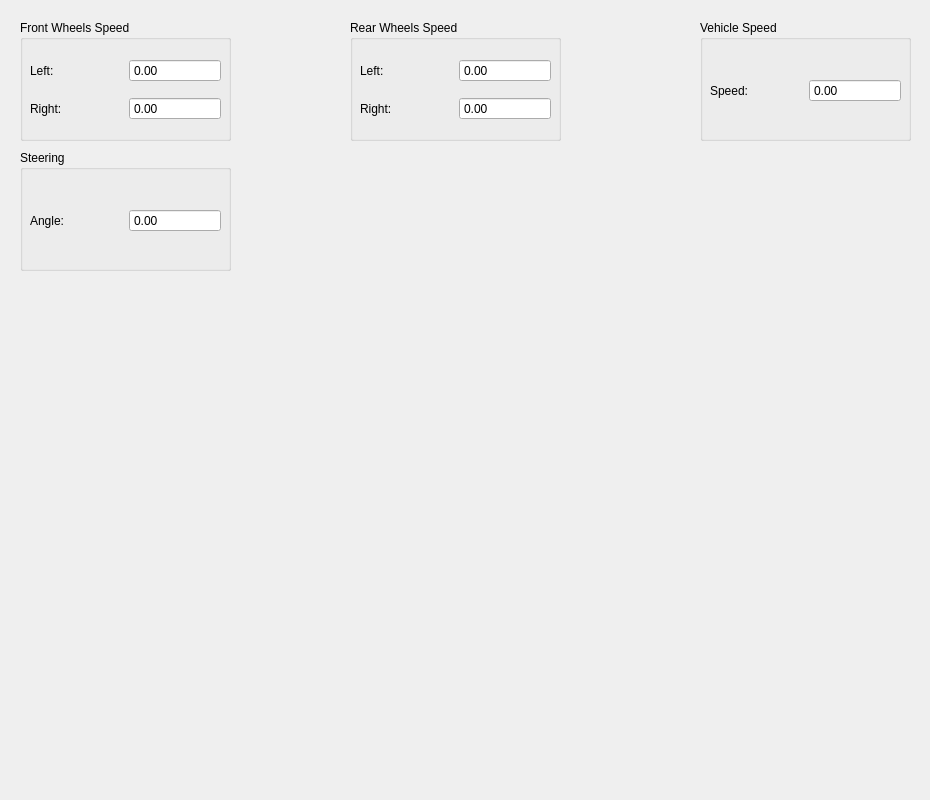
This is src/lib/visualization/KnownMessagesTab.ui in jmaye/libcan-prius as Qt 5 draws it before an edit. The edited form follows.
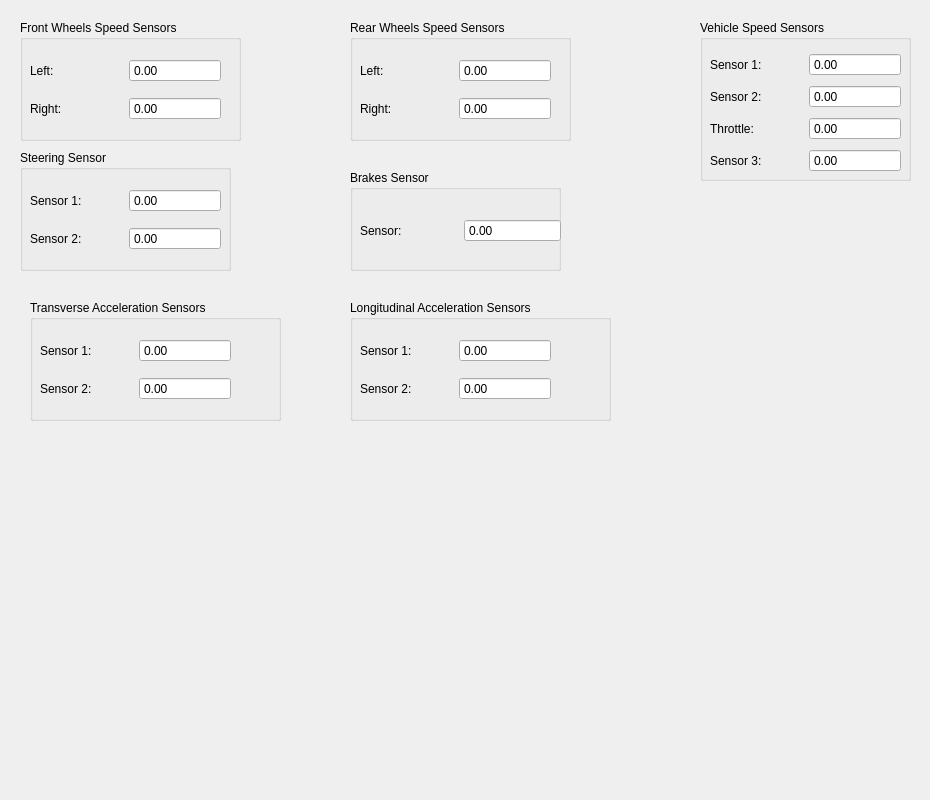
This is the edited form.

```diff
--- a/src/lib/visualization/KnownMessagesTab.ui
+++ b/src/lib/visualization/KnownMessagesTab.ui
@@ -24,12 +24,12 @@
     <rect>
      <x>20</x>
      <y>20</y>
-     <width>211</width>
+     <width>221</width>
      <height>121</height>
     </rect>
    </property>
    <property name="title">
-    <string>Front Wheels Speed</string>
+    <string>Front Wheels Speed Sensors</string>
    </property>
    <widget class="QWidget" name="horizontalLayoutWidget">
     <property name="geometry">
@@ -86,12 +86,12 @@
     <rect>
      <x>350</x>
      <y>20</y>
-     <width>211</width>
+     <width>221</width>
      <height>121</height>
     </rect>
    </property>
    <property name="title">
-    <string>Rear Wheels Speed</string>
+    <string>Rear Wheels Speed Sensors</string>
    </property>
    <widget class="QWidget" name="horizontalLayoutWidget_2">
     <property name="geometry">
@@ -149,11 +149,11 @@
      <x>700</x>
      <y>20</y>
      <width>211</width>
-     <height>121</height>
+     <height>161</height>
     </rect>
    </property>
    <property name="title">
-    <string>Vehicle Speed</string>
+    <string>Vehicle Speed Sensors</string>
    </property>
    <widget class="QWidget" name="horizontalLayoutWidget_4">
     <property name="geometry">
@@ -161,14 +161,14 @@
       <x>10</x>
       <y>30</y>
       <width>191</width>
-      <height>81</height>
+      <height>128</height>
      </rect>
     </property>
     <layout class="QGridLayout" name="vsLayout">
      <item row="1" column="0">
       <widget class="QLabel" name="vsLabel">
        <property name="text">
-        <string>Speed:</string>
+        <string>Sensor 1:</string>
        </property>
       </widget>
      </item>
@@ -182,6 +182,81 @@
        </property>
        <property name="buttonSymbols">
         <enum>QAbstractSpinBox::NoButtons</enum>
+       </property>
+       <property name="minimum">
+        <double>-1000000.000000000000000</double>
+       </property>
+       <property name="maximum">
+        <double>1000000.000000000000000</double>
+       </property>
+      </widget>
+     </item>
+     <item row="2" column="0">
+      <widget class="QLabel" name="vsLabel2">
+       <property name="text">
+        <string>Sensor 2:</string>
+       </property>
+      </widget>
+     </item>
+     <item row="2" column="1">
+      <widget class="QDoubleSpinBox" name="vsSpinBox2">
+       <property name="readOnly">
+        <bool>true</bool>
+       </property>
+       <property name="buttonSymbols">
+        <enum>QAbstractSpinBox::NoButtons</enum>
+       </property>
+       <property name="minimum">
+        <double>-1000000.000000000000000</double>
+       </property>
+       <property name="maximum">
+        <double>1000000.000000000000000</double>
+       </property>
+      </widget>
+     </item>
+     <item row="3" column="0">
+      <widget class="QLabel" name="vsLabel3">
+       <property name="text">
+        <string>Throttle:</string>
+       </property>
+      </widget>
+     </item>
+     <item row="3" column="1">
+      <widget class="QDoubleSpinBox" name="vsSpinBox3">
+       <property name="readOnly">
+        <bool>true</bool>
+       </property>
+       <property name="buttonSymbols">
+        <enum>QAbstractSpinBox::NoButtons</enum>
+       </property>
+       <property name="minimum">
+        <double>-1000000.000000000000000</double>
+       </property>
+       <property name="maximum">
+        <double>1000000.000000000000000</double>
+       </property>
+      </widget>
+     </item>
+     <item row="4" column="0">
+      <widget class="QLabel" name="vsLabel4">
+       <property name="text">
+        <string>Sensor 3:</string>
+       </property>
+      </widget>
+     </item>
+     <item row="4" column="1">
+      <widget class="QDoubleSpinBox" name="vsSpinBox4">
+       <property name="readOnly">
+        <bool>true</bool>
+       </property>
+       <property name="buttonSymbols">
+        <enum>QAbstractSpinBox::NoButtons</enum>
+       </property>
+       <property name="minimum">
+        <double>-1000000.000000000000000</double>
+       </property>
+       <property name="maximum">
+        <double>1000000.000000000000000</double>
        </property>
       </widget>
      </item>
@@ -198,7 +273,7 @@
     </rect>
    </property>
    <property name="title">
-    <string>Steering</string>
+    <string>Steering Sensor</string>
    </property>
    <widget class="QWidget" name="horizontalLayoutWidget_5">
     <property name="geometry">
@@ -213,7 +288,7 @@
      <item row="1" column="0">
       <widget class="QLabel" name="stLabel">
        <property name="text">
-        <string>Angle:</string>
+        <string>Sensor 1:</string>
        </property>
       </widget>
      </item>
@@ -228,16 +303,239 @@
        <property name="buttonSymbols">
         <enum>QAbstractSpinBox::NoButtons</enum>
        </property>
+       <property name="minimum">
+        <double>-1000000.000000000000000</double>
+       </property>
+       <property name="maximum">
+        <double>1000000.000000000000000</double>
+       </property>
       </widget>
      </item>
+     <item row="2" column="0">
+      <widget class="QLabel" name="stLabel2">
+       <property name="text">
+        <string>Sensor 2:</string>
+       </property>
+      </widget>
+     </item>
+     <item row="2" column="1">
+      <widget class="QDoubleSpinBox" name="stSpinBox2">
+       <property name="readOnly">
+        <bool>true</bool>
+       </property>
+       <property name="buttonSymbols">
+        <enum>QAbstractSpinBox::NoButtons</enum>
+       </property>
+       <property name="minimum">
+        <double>-1000000.000000000000000</double>
+       </property>
+       <property name="maximum">
+        <double>1000000.000000000000000</double>
+       </property>
+      </widget>
+     </item>
     </layout>
    </widget>
   </widget>
-  <zorder>fwsGroup</zorder>
-  <zorder>rwsGroup</zorder>
-  <zorder>vsGroup</zorder>
-  <zorder>stGroup</zorder>
-  <zorder>stSpinBox</zorder>
+  <widget class="QGroupBox" name="bGroup">
+   <property name="geometry">
+    <rect>
+     <x>350</x>
+     <y>170</y>
+     <width>211</width>
+     <height>101</height>
+    </rect>
+   </property>
+   <property name="title">
+    <string>Brakes Sensor</string>
+   </property>
+   <widget class="QWidget" name="horizontalLayoutWidget_6">
+    <property name="geometry">
+     <rect>
+      <x>10</x>
+      <y>30</y>
+      <width>201</width>
+      <height>61</height>
+     </rect>
+    </property>
+    <layout class="QGridLayout" name="bLayout">
+     <item row="1" column="1">
+      <widget class="QDoubleSpinBox" name="bSpinBox">
+       <property name="enabled">
+        <bool>true</bool>
+       </property>
+       <property name="readOnly">
+        <bool>true</bool>
+       </property>
+       <property name="buttonSymbols">
+        <enum>QAbstractSpinBox::NoButtons</enum>
+       </property>
+       <property name="minimum">
+        <double>-1000000.000000000000000</double>
+       </property>
+       <property name="maximum">
+        <double>1000000.000000000000000</double>
+       </property>
+      </widget>
+     </item>
+     <item row="1" column="0">
+      <widget class="QLabel" name="bLabel">
+       <property name="text">
+        <string>Sensor:</string>
+       </property>
+      </widget>
+     </item>
+    </layout>
+   </widget>
+  </widget>
+  <widget class="QGroupBox" name="a1Group">
+   <property name="geometry">
+    <rect>
+     <x>30</x>
+     <y>300</y>
+     <width>251</width>
+     <height>121</height>
+    </rect>
+   </property>
+   <property name="title">
+    <string>Transverse Acceleration Sensors</string>
+   </property>
+   <widget class="QWidget" name="horizontalLayoutWidget_3">
+    <property name="geometry">
+     <rect>
+      <x>10</x>
+      <y>30</y>
+      <width>191</width>
+      <height>81</height>
+     </rect>
+    </property>
+    <layout class="QGridLayout" name="a1Layout">
+     <item row="1" column="0">
+      <widget class="QLabel" name="a1Label1">
+       <property name="text">
+        <string>Sensor 1:</string>
+       </property>
+      </widget>
+     </item>
+     <item row="1" column="1">
+      <widget class="QDoubleSpinBox" name="a1SpinBox1">
+       <property name="enabled">
+        <bool>true</bool>
+       </property>
+       <property name="readOnly">
+        <bool>true</bool>
+       </property>
+       <property name="buttonSymbols">
+        <enum>QAbstractSpinBox::NoButtons</enum>
+       </property>
+       <property name="minimum">
+        <double>-1000000.000000000000000</double>
+       </property>
+       <property name="maximum">
+        <double>1000000.000000000000000</double>
+       </property>
+      </widget>
+     </item>
+     <item row="3" column="0">
+      <widget class="QLabel" name="a1Label2">
+       <property name="text">
+        <string>Sensor 2:</string>
+       </property>
+      </widget>
+     </item>
+     <item row="3" column="1">
+      <widget class="QDoubleSpinBox" name="a1SpinBox2">
+       <property name="readOnly">
+        <bool>true</bool>
+       </property>
+       <property name="buttonSymbols">
+        <enum>QAbstractSpinBox::NoButtons</enum>
+       </property>
+       <property name="minimum">
+        <double>-1000000.000000000000000</double>
+       </property>
+       <property name="maximum">
+        <double>1000000.000000000000000</double>
+       </property>
+      </widget>
+     </item>
+    </layout>
+   </widget>
+  </widget>
+  <widget class="QGroupBox" name="a2Group">
+   <property name="geometry">
+    <rect>
+     <x>350</x>
+     <y>300</y>
+     <width>261</width>
+     <height>121</height>
+    </rect>
+   </property>
+   <property name="title">
+    <string>Longitudinal Acceleration Sensors</string>
+   </property>
+   <widget class="QWidget" name="horizontalLayoutWidget_7">
+    <property name="geometry">
+     <rect>
+      <x>10</x>
+      <y>30</y>
+      <width>191</width>
+      <height>81</height>
+     </rect>
+    </property>
+    <layout class="QGridLayout" name="a2Layout">
+     <item row="1" column="0">
+      <widget class="QLabel" name="a2Label1">
+       <property name="text">
+        <string>Sensor 1:</string>
+       </property>
+      </widget>
+     </item>
+     <item row="1" column="1">
+      <widget class="QDoubleSpinBox" name="a2SpinBox1">
+       <property name="enabled">
+        <bool>true</bool>
+       </property>
+       <property name="readOnly">
+        <bool>true</bool>
+       </property>
+       <property name="buttonSymbols">
+        <enum>QAbstractSpinBox::NoButtons</enum>
+       </property>
+       <property name="minimum">
+        <double>-1000000.000000000000000</double>
+       </property>
+       <property name="maximum">
+        <double>1000000.000000000000000</double>
+       </property>
+      </widget>
+     </item>
+     <item row="3" column="0">
+      <widget class="QLabel" name="a2Label2">
+       <property name="text">
+        <string>Sensor 2:</string>
+       </property>
+      </widget>
+     </item>
+     <item row="3" column="1">
+      <widget class="QDoubleSpinBox" name="a2SpinBox2">
+       <property name="readOnly">
+        <bool>true</bool>
+       </property>
+       <property name="buttonSymbols">
+        <enum>QAbstractSpinBox::NoButtons</enum>
+       </property>
+       <property name="minimum">
+        <double>-1000000.000000000000000</double>
+       </property>
+       <property name="maximum">
+        <double>1000000.000000000000000</double>
+       </property>
+      </widget>
+     </item>
+    </layout>
+   </widget>
+  </widget>
  </widget>
  <resources/>
  <connections/>
```
Left out of the diff: 32 changed lines with no effect on the pictures.
